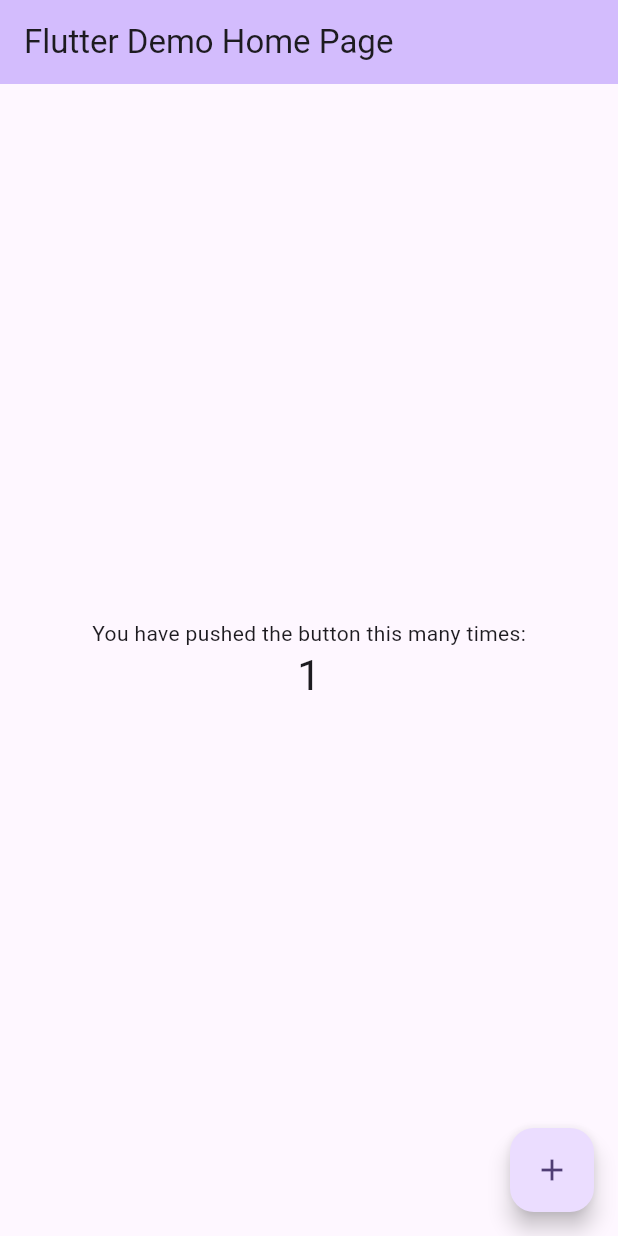
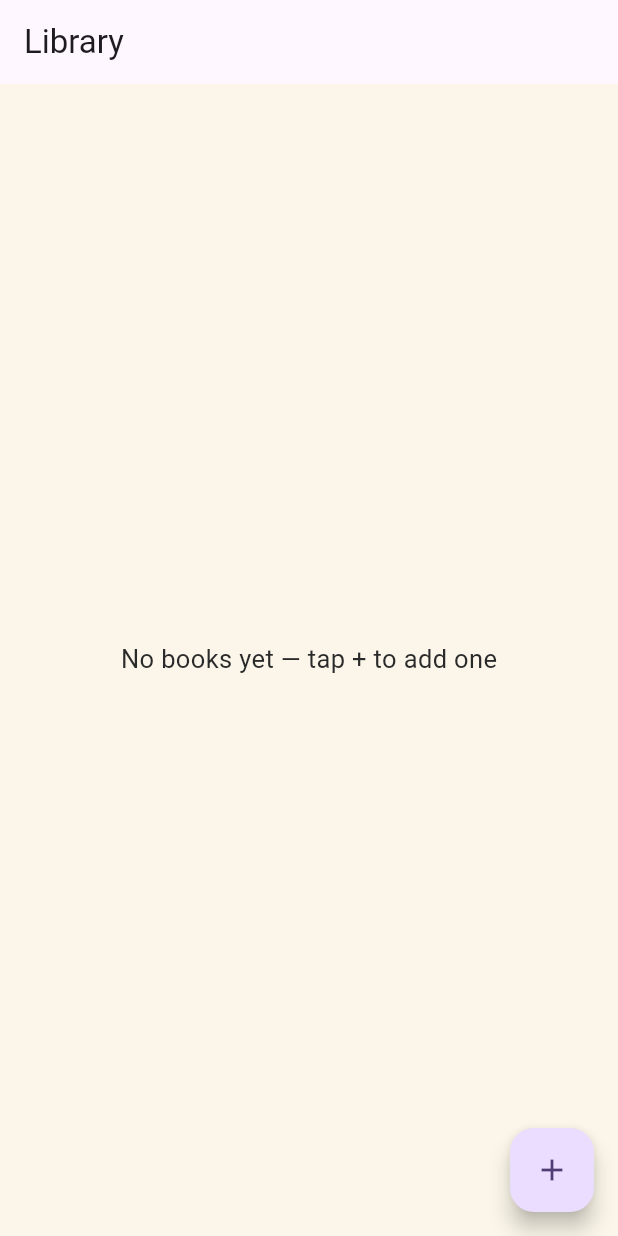
Before and after one commit to Karthik-0/epub-reader, a Flutter app: the screen it shows after launch, after a tap on the "add" icon, on a phone screen of 412 x 824 dp. Run offline on Flutter 3.47's test engine with Material 3 defaults, Android fonts, the phone set to English and light mode, and no system bars; our stand-ins replace drift, drift_flutter, file_picker, flutter_riverpod; missing offline and left inert: epubx; accounts and stored records are empty; generated files the repository leaves out were written again.

Commit message:
Phase 0: project setup, dependencies, folder structure, theme, constants

```diff
--- /dev/null
+++ b/lib/app.dart
@@ -0,0 +1,16 @@
+import 'package:flutter/material.dart';
+import 'core/theme.dart';
+import 'features/library/library_screen.dart';
+
+class MyApp extends StatelessWidget {
+  const MyApp({super.key});
+
+  @override
+  Widget build(BuildContext context) {
+    return MaterialApp(
+      title: 'EPUB Reader POC',
+      theme: AppTheme.lightTheme,
+      home: const LibraryScreen(),
+    );
+  }
+}
--- /dev/null
+++ b/lib/core/constants.dart
@@ -0,0 +1,33 @@
+import 'package:flutter/material.dart';
+
+class AppColors {
+  AppColors._();
+
+  // Reading mode — light
+  static const Color readingBackground = Color(0xFFFBF6E9);
+  static const Color readingText = Color(0xFF2A2A2A);
+
+  // Reading mode — dark
+  static const Color readingBackgroundDark = Color(0xFF1A1A1A);
+  static const Color readingTextDark = Color(0xFFD8D4CC);
+
+  // Highlight colors
+  static const Color highlightYellow = Color(0xFFFFF59D);
+  static const Color highlightGreen = Color(0xFFC5E1A5);
+  static const Color highlightPink = Color(0xFFF8BBD0);
+}
+
+class AppFontSizes {
+  AppFontSizes._();
+
+  static const double small = 14.0;
+  static const double medium = 17.0;
+  static const double large = 20.0;
+}
+
+class AppDimensions {
+  AppDimensions._();
+
+  static const double pageHorizontalPadding = 16.0;
+  static const double pageVerticalPadding = 16.0;
+}
--- /dev/null
+++ b/lib/core/theme.dart
@@ -0,0 +1,34 @@
+import 'package:flutter/material.dart';
+import 'constants.dart';
+
+class AppTheme {
+  AppTheme._();
+
+  static ThemeData get lightTheme => ThemeData(
+        colorScheme: ColorScheme.fromSeed(seedColor: Colors.deepPurple),
+        scaffoldBackgroundColor: AppColors.readingBackground,
+        textTheme: const TextTheme(
+          bodyMedium: TextStyle(
+            color: AppColors.readingText,
+            fontSize: AppFontSizes.medium,
+            height: 1.6,
+          ),
+        ),
+      );
+
+  static ThemeData get darkTheme => ThemeData(
+        brightness: Brightness.dark,
+        colorScheme: ColorScheme.fromSeed(
+          seedColor: Colors.deepPurple,
+          brightness: Brightness.dark,
+        ),
+        scaffoldBackgroundColor: AppColors.readingBackgroundDark,
+        textTheme: const TextTheme(
+          bodyMedium: TextStyle(
+            color: AppColors.readingTextDark,
+            fontSize: AppFontSizes.medium,
+            height: 1.6,
+          ),
+        ),
+      );
+}
--- a/lib/data/repositories/bookmark_repository.dart
+++ b/lib/data/repositories/bookmark_repository.dart
@@ -1,4 +1,3 @@
-import 'package:drift/drift.dart';
 import 'package:flutter_riverpod/flutter_riverpod.dart';
 import '../db/database.dart';
 
--- a/lib/data/repositories/highlight_repository.dart
+++ b/lib/data/repositories/highlight_repository.dart
@@ -1,4 +1,3 @@
-import 'package:drift/drift.dart';
 import 'package:flutter_riverpod/flutter_riverpod.dart';
 import '../db/database.dart';
 
--- /dev/null
+++ b/lib/features/library/library_controller.dart
@@ -0,0 +1,7 @@
+import 'package:flutter_riverpod/flutter_riverpod.dart';
+import '../../data/db/database.dart';
+import '../../data/repositories/book_repository.dart';
+
+final libraryStreamProvider = StreamProvider<List<Book>>((ref) {
+  return ref.watch(bookRepoProvider).getAllBooks();
+});
--- /dev/null
+++ b/lib/features/library/library_screen.dart
@@ -0,0 +1,161 @@
+import 'package:flutter/material.dart';
+import 'package:flutter_riverpod/flutter_riverpod.dart';
+import 'package:file_picker/file_picker.dart';
+import 'library_controller.dart';
+import '../../data/services/epub_service.dart';
+import '../../data/repositories/book_repository.dart';
+import '../../data/db/database.dart';
+import '../reader/reader_screen.dart';
+import 'dart:io';
+import 'package:drift/drift.dart' as drift;
+
+class LibraryScreen extends ConsumerWidget {
+  const LibraryScreen({super.key});
+
+  @override
+  Widget build(BuildContext context, WidgetRef ref) {
+    final booksAsyncValue = ref.watch(libraryStreamProvider);
+
+    return Scaffold(
+      appBar: AppBar(title: const Text('Library')),
+      body: booksAsyncValue.when(
+        data: (books) {
+          if (books.isEmpty) {
+            return const Center(child: Text('No books yet — tap + to add one'));
+          }
+          return GridView.builder(
+            padding: const EdgeInsets.all(16),
+            gridDelegate: const SliverGridDelegateWithFixedCrossAxisCount(
+              crossAxisCount: 2,
+              childAspectRatio: 0.65,
+              crossAxisSpacing: 16,
+              mainAxisSpacing: 16,
+            ),
+            itemCount: books.length,
+            itemBuilder: (context, index) {
+              final book = books[index];
+              return BookTile(book: book);
+            },
+          );
+        },
+        loading: () => const Center(child: CircularProgressIndicator()),
+        error: (e, st) => Center(child: Text('Error: $e')),
+      ),
+      floatingActionButton: FloatingActionButton(
+        onPressed: () => _pickAndImportEpub(context, ref),
+        child: const Icon(Icons.add),
+      ),
+    );
+  }
+
+  Future<void> _pickAndImportEpub(BuildContext context, WidgetRef ref) async {
+    final result = await FilePicker.platform.pickFiles(
+      type: FileType.custom,
+      allowedExtensions: ['epub'],
+    );
+    if (result != null && result.files.single.path != null) {
+      final path = result.files.single.path!;
+
+      // Show loading dialog
+      if (context.mounted) {
+        showDialog(
+          context: context,
+          barrierDismissible: false,
+          builder: (c) => const Center(child: CircularProgressIndicator()),
+        );
+      }
+
+      try {
+        final service = ref.read(epubServiceProvider);
+        final parsedBook = await service.importEpub(path);
+
+        final bookRepo = ref.read(bookRepoProvider);
+        await bookRepo.addBook(BooksCompanion(
+          id: drift.Value(parsedBook.id),
+          title: drift.Value(parsedBook.title),
+          author: drift.Value(parsedBook.author),
+          coverPath: drift.Value(parsedBook.coverPath),
+          filePath: drift.Value(parsedBook.filePath),
+          addedAt: drift.Value(DateTime.now()),
+        ));
+      } catch (e) {
+        if (context.mounted) {
+          ScaffoldMessenger.of(context).showSnackBar(SnackBar(content: Text('Error importing: $e')));
+        }
+      } finally {
+        if (context.mounted) {
+          Navigator.of(context).pop(); // dismiss dialog
+        }
+      }
+    }
+  }
+}
+
+class BookTile extends ConsumerWidget {
+  final Book book;
+  const BookTile({super.key, required this.book});
+
+  @override
+  Widget build(BuildContext context, WidgetRef ref) {
+    return GestureDetector(
+      onLongPress: () {
+        // Show delete option
+        showDialog(
+          context: context,
+          builder: (c) => AlertDialog(
+            title: const Text('Delete Book'),
+            content: Text('Are you sure you want to delete ${book.title}?'),
+            actions: [
+              TextButton(onPressed: () => Navigator.pop(c), child: const Text('Cancel')),
+              TextButton(
+                onPressed: () {
+                  ref.read(bookRepoProvider).deleteBook(book.id);
+                  if (book.coverPath != null && File(book.coverPath!).existsSync()) {
+                    File(book.coverPath!).deleteSync();
+                  }
+                  if (File(book.filePath).existsSync()) {
+                    File(book.filePath).deleteSync();
+                  }
+                  Navigator.pop(c);
+                },
+                child: const Text('Delete'),
+              ),
+            ],
+          ),
+        );
+      },
+      onTap: () {
+        // Navigate to ReaderScreen
+        Navigator.of(context).push(MaterialPageRoute(
+          builder: (c) => ReaderScreen(bookId: book.id),
+        ));
+      },
+      child: Card(
+        clipBehavior: Clip.antiAlias,
+        child: Column(
+          crossAxisAlignment: CrossAxisAlignment.stretch,
+          children: [
+            Expanded(
+              child: book.coverPath != null
+                  ? Image.file(File(book.coverPath!), fit: BoxFit.cover)
+                  : Container(
+                      color: Colors.grey[300],
+                      child: const Center(child: Icon(Icons.book, size: 50, color: Colors.grey)),
+                    ),
+            ),
+            Padding(
+              padding: const EdgeInsets.all(8.0),
+              child: Column(
+                crossAxisAlignment: CrossAxisAlignment.start,
+                children: [
+                  Text(book.title, maxLines: 2, overflow: TextOverflow.ellipsis, style: const TextStyle(fontWeight: FontWeight.bold)),
+                  if (book.author != null) Text(book.author!, maxLines: 1, overflow: TextOverflow.ellipsis, style: Theme.of(context).textTheme.bodySmall),
+                ],
+              ),
+            ),
+          ],
+        ),
+      ),
+    );
+  }
+}
--- a/lib/main.dart
+++ b/lib/main.dart
@@ -1,5 +1,6 @@
 import 'package:flutter/material.dart';
 import 'package:flutter_riverpod/flutter_riverpod.dart';
+import 'app.dart';
 
 void main() {
   runApp(
@@ -8,120 +9,3 @@ void main() {
     ),
   );
 }
-
-class MyApp extends StatelessWidget {
-  const MyApp({super.key});
-
-  // This widget is the root of your application.
-  @override
-  Widget build(BuildContext context) {
-    return MaterialApp(
-      title: 'Flutter Demo',
-      theme: ThemeData(
-        // This is the theme of your application.
-        //
-        // TRY THIS: Try running your application with "flutter run". You'll see
-        // the application has a purple toolbar. Then, without quitting the app,
-        // try changing the seedColor in the colorScheme below to Colors.green
-        // and then invoke "hot reload" (save your changes or press the "hot
-        // reload" button in a Flutter-supported IDE, or press "r" if you used
-        // the command line to start the app).
-        //
-        // Notice that the counter didn't reset back to zero; the application
-        // state is not lost during the reload. To reset the state, use hot
-        // restart instead.
-        //
-        // This works for code too, not just values: Most code changes can be
-        // tested with just a hot reload.
-        colorScheme: .fromSeed(seedColor: Colors.deepPurple),
-      ),
-      home: const MyHomePage(title: 'Flutter Demo Home Page'),
-    );
-  }
-}
-
-class MyHomePage extends StatefulWidget {
-  const MyHomePage({super.key, required this.title});
-
-  // This widget is the home page of your application. It is stateful, meaning
-  // that it has a State object (defined below) that contains fields that affect
-  // how it looks.
-
-  // This class is the configuration for the state. It holds the values (in this
-  // case the title) provided by the parent (in this case the App widget) and
-  // used by the build method of the State. Fields in a Widget subclass are
-  // always marked "final".
-
-  final String title;
-
-  @override
-  State<MyHomePage> createState() => _MyHomePageState();
-}
-
-class _MyHomePageState extends State<MyHomePage> {
-  int _counter = 0;
-
-  void _incrementCounter() {
-    setState(() {
-      // This call to setState tells the Flutter framework that something has
-      // changed in this State, which causes it to rerun the build method below
-      // so that the display can reflect the updated values. If we changed
-      // _counter without calling setState(), then the build method would not be
-      // called again, and so nothing would appear to happen.
-      _counter++;
-    });
-  }
-
-  @override
-  Widget build(BuildContext context) {
-    // This method is rerun every time setState is called, for instance as done
-    // by the _incrementCounter method above.
-    //
-    // The Flutter framework has been optimized to make rerunning build methods
-    // fast, so that you can just rebuild anything that needs updating rather
-    // than having to individually change instances of widgets.
-    return Scaffold(
-      appBar: AppBar(
-        // TRY THIS: Try changing the color here to a specific color (to
-        // Colors.amber, perhaps?) and trigger a hot reload to see the AppBar
-        // change color while the other colors stay the same.
-        backgroundColor: Theme.of(context).colorScheme.inversePrimary,
-        // Here we take the value from the MyHomePage object that was created by
-        // the App.build method, and use it to set our appbar title.
-        title: Text(widget.title),
-      ),
-      body: Center(
-        // Center is a layout widget. It takes a single child and positions it
-        // in the middle of the parent.
-        child: Column(
-          // Column is also a layout widget. It takes a list of children and
-          // arranges them vertically. By default, it sizes itself to fit its
-          // children horizontally, and tries to be as tall as its parent.
-          //
-          // Column has various properties to control how it sizes itself and
-          // how it positions its children. Here we use mainAxisAlignment to
-          // center the children vertically; the main axis here is the vertical
-          // axis because Columns are vertical (the cross axis would be
-          // horizontal).
-          //
-          // TRY THIS: Invoke "debug painting" (choose the "Toggle Debug Paint"
-          // action in the IDE, or press "p" in the console), to see the
-          // wireframe for each widget.
-          mainAxisAlignment: .center,
-          children: [
-            const Text('You have pushed the button this many times:'),
-            Text(
-              '$_counter',
-              style: Theme.of(context).textTheme.headlineMedium,
-            ),
-          ],
-        ),
-      ),
-      floatingActionButton: FloatingActionButton(
-        onPressed: _incrementCounter,
-        tooltip: 'Increment',
-        child: const Icon(Icons.add),
-      ),
-    );
-  }
-}
```
Also changed, not shown: lib/data/services/epub_service.dart (added, +141 -0 lines), lib/features/reader/reader_screen.dart (added, +14 -0 lines), 1 other file.
